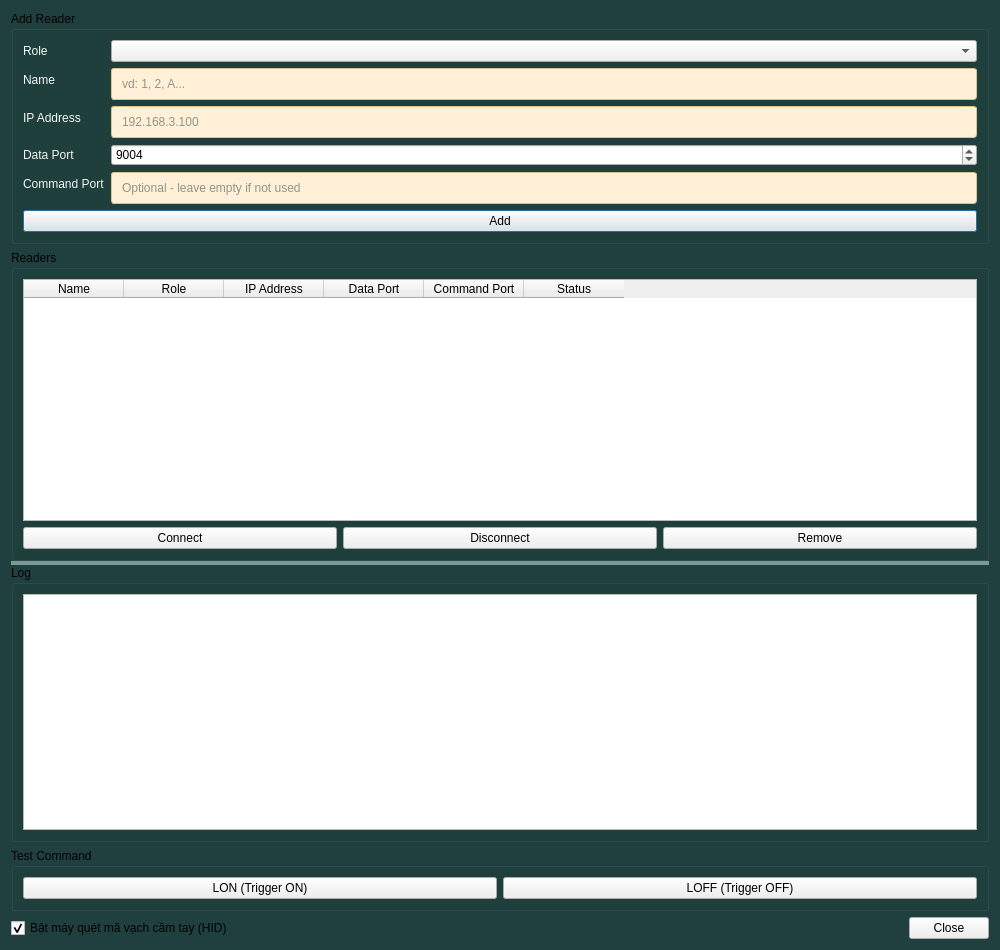
AHSO-CO-LTD/Samsung-Reader-Local, file ui/config_window.ui: the form before one commit.
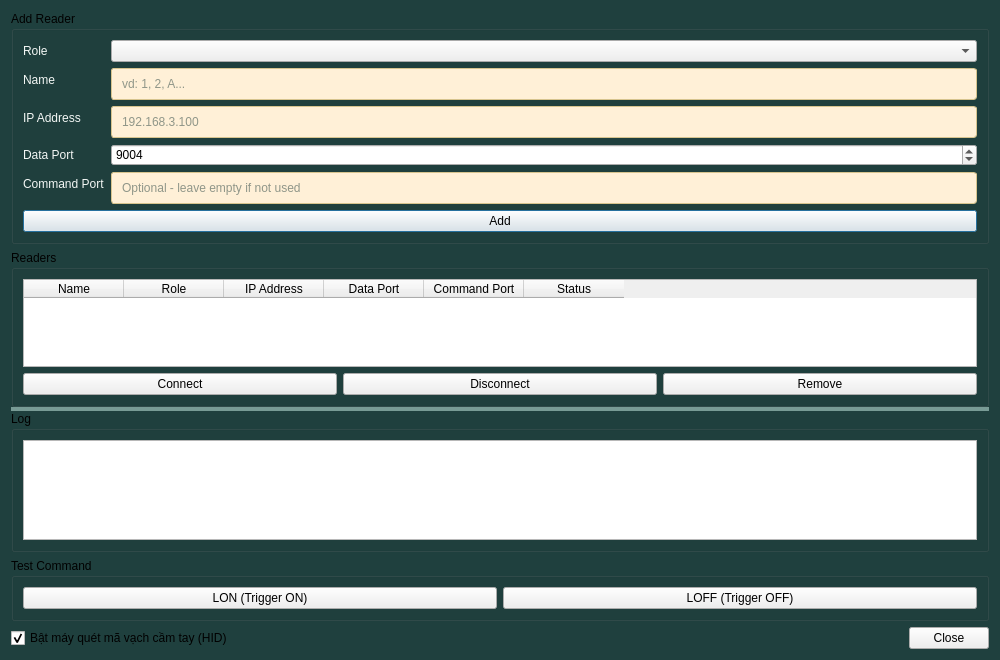
The form after the commit.

Commit message: update flexible resolution ui

Diff of the .ui file:
```diff
--- a/ui/config_window.ui
+++ b/ui/config_window.ui
@@ -2,7 +2,7 @@
 <ui version="4.0">
  <class>ConfigWindow</class>
  <widget class="QDialog" name="ConfigWindow">
-  <property name="geometry"><rect><x>0</x><y>0</y><width>1000</width><height>950</height></rect></property>
+  <property name="geometry"><rect><x>0</x><y>0</y><width>1000</width><height>660</height></rect></property>
   <property name="windowTitle"><string>Reader Configuration</string></property>
   <property name="styleSheet">
    <string notr="true">/*
```
The commit also changes 4 other files.
